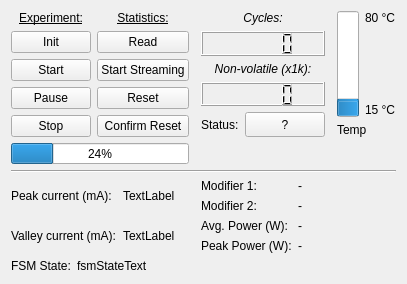
johnbatzer18/biomech_flexsea-plan, file ui/w_cycletester.ui: the form before one commit.
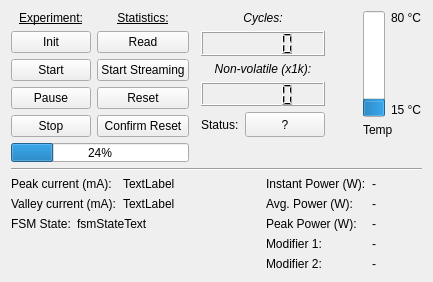
The form after the commit.

Commit message: Better CycleTester UI

```diff
--- a/ui/w_cycletester.ui
+++ b/ui/w_cycletester.ui
@@ -7,7 +7,7 @@
     <x>0</x>
     <y>0</y>
     <width>406</width>
-    <height>284</height>
+    <height>282</height>
    </rect>
   </property>
   <property name="sizePolicy">
@@ -155,7 +155,7 @@
      </property>
     </spacer>
    </item>
-   <item row="0" column="2">
+   <item row="0" column="2" colspan="2">
     <layout class="QVBoxLayout" name="verticalLayout">
      <item>
       <widget class="QLabel" name="label">
@@ -241,7 +241,7 @@
      </item>
     </layout>
    </item>
-   <item row="0" column="3">
+   <item row="0" column="4">
     <spacer name="horizontalSpacer_2">
      <property name="orientation">
       <enum>Qt::Horizontal</enum>
@@ -254,7 +254,7 @@
      </property>
     </spacer>
    </item>
-   <item row="0" column="4">
+   <item row="0" column="5">
     <layout class="QGridLayout" name="gridLayout_2">
      <item row="0" column="0" rowspan="3">
       <widget class="QProgressBar" name="progressBarTemp">
@@ -324,73 +324,120 @@
      </property>
     </widget>
    </item>
-   <item row="2" column="0" colspan="5">
+   <item row="2" column="0" colspan="6">
     <widget class="Line" name="line">
      <property name="orientation">
       <enum>Qt::Horizontal</enum>
      </property>
     </widget>
    </item>
-   <item row="3" column="0">
-    <layout class="QGridLayout" name="gridLayout_3">
-     <item row="0" column="1">
-      <widget class="QLabel" name="label_peakCurrent">
-       <property name="sizePolicy">
-        <sizepolicy hsizetype="Expanding" vsizetype="Preferred">
-         <horstretch>0</horstretch>
-         <verstretch>0</verstretch>
-        </sizepolicy>
-       </property>
-       <property name="text">
-        <string>TextLabel</string>
-       </property>
-      </widget>
+   <item row="3" column="0" colspan="3">
+    <layout class="QVBoxLayout" name="verticalLayout_2">
+     <item>
+      <layout class="QGridLayout" name="gridLayout_3">
+       <item row="0" column="0">
+        <widget class="QLabel" name="label_8">
+         <property name="sizePolicy">
+          <sizepolicy hsizetype="Minimum" vsizetype="Preferred">
+           <horstretch>0</horstretch>
+           <verstretch>0</verstretch>
+          </sizepolicy>
+         </property>
+         <property name="text">
+          <string>Peak current (mA):</string>
+         </property>
+        </widget>
+       </item>
+       <item row="1" column="0">
+        <widget class="QLabel" name="label_10">
+         <property name="sizePolicy">
+          <sizepolicy hsizetype="Minimum" vsizetype="Preferred">
+           <horstretch>0</horstretch>
+           <verstretch>0</verstretch>
+          </sizepolicy>
+         </property>
+         <property name="text">
+          <string>Valley current (mA):</string>
+         </property>
+        </widget>
+       </item>
+       <item row="1" column="1">
+        <widget class="QLabel" name="label_valleyCurrent">
+         <property name="sizePolicy">
+          <sizepolicy hsizetype="Expanding" vsizetype="Preferred">
+           <horstretch>0</horstretch>
+           <verstretch>0</verstretch>
+          </sizepolicy>
+         </property>
+         <property name="text">
+          <string>TextLabel</string>
+         </property>
+        </widget>
+       </item>
+       <item row="0" column="1">
+        <widget class="QLabel" name="label_peakCurrent">
+         <property name="sizePolicy">
+          <sizepolicy hsizetype="Expanding" vsizetype="Preferred">
+           <horstretch>0</horstretch>
+           <verstretch>0</verstretch>
+          </sizepolicy>
+         </property>
+         <property name="text">
+          <string>TextLabel</string>
+         </property>
+        </widget>
+       </item>
+      </layout>
      </item>
-     <item row="1" column="1">
-      <widget class="QLabel" name="label_valleyCurrent">
-       <property name="sizePolicy">
-        <sizepolicy hsizetype="Expanding" vsizetype="Preferred">
-         <horstretch>0</horstretch>
-         <verstretch>0</verstretch>
-        </sizepolicy>
-       </property>
-       <property name="text">
-        <string>TextLabel</string>
-       </property>
-      </widget>
+     <item>
+      <layout class="QHBoxLayout" name="horizontalLayout_2">
+       <item>
+        <widget class="QLabel" name="label_12">
+         <property name="sizePolicy">
+          <sizepolicy hsizetype="Minimum" vsizetype="Preferred">
+           <horstretch>0</horstretch>
+           <verstretch>0</verstretch>
+          </sizepolicy>
+         </property>
+         <property name="text">
+          <string>FSM State:</string>
+         </property>
+        </widget>
+       </item>
+       <item>
+        <widget class="QLabel" name="label_FSM_State">
+         <property name="sizePolicy">
+          <sizepolicy hsizetype="Expanding" vsizetype="Preferred">
+           <horstretch>0</horstretch>
+           <verstretch>0</verstretch>
+          </sizepolicy>
+         </property>
+         <property name="text">
+          <string>fsmStateText</string>
+         </property>
+        </widget>
+       </item>
+      </layout>
      </item>
-     <item row="1" column="0">
-      <widget class="QLabel" name="label_10">
-       <property name="sizePolicy">
-        <sizepolicy hsizetype="Minimum" vsizetype="Preferred">
-         <horstretch>0</horstretch>
-         <verstretch>0</verstretch>
-        </sizepolicy>
+     <item>
+      <spacer name="verticalSpacer_2">
+       <property name="orientation">
+        <enum>Qt::Vertical</enum>
        </property>
-       <property name="text">
-        <string>Valley current (mA):</string>
+       <property name="sizeHint" stdset="0">
+        <size>
+         <width>5</width>
+         <height>5</height>
+        </size>
        </property>
-      </widget>
-     </item>
-     <item row="0" column="0">
-      <widget class="QLabel" name="label_8">
-       <property name="sizePolicy">
-        <sizepolicy hsizetype="Minimum" vsizetype="Preferred">
-         <horstretch>0</horstretch>
-         <verstretch>0</verstretch>
-        </sizepolicy>
-       </property>
-       <property name="text">
-        <string>Peak current (mA):</string>
-       </property>
-      </widget>
+      </spacer>
      </item>
     </layout>
    </item>
-   <item row="3" column="2">
+   <item row="3" column="3" colspan="3">
     <layout class="QGridLayout" name="gridLayout_4">
-     <item row="2" column="0">
-      <widget class="QLabel" name="label_13">
+     <item row="0" column="0">
+      <widget class="QLabel" name="label_15">
        <property name="sizePolicy">
         <sizepolicy hsizetype="Minimum" vsizetype="Preferred">
          <horstretch>0</horstretch>
@@ -398,11 +445,11 @@
         </sizepolicy>
        </property>
        <property name="text">
-        <string>Avg. Power (W):</string>
+        <string>Instant Power (W):</string>
        </property>
       </widget>
      </item>
-     <item row="0" column="1">
+     <item row="3" column="1">
       <widget class="QLabel" name="label_mod1">
        <property name="sizePolicy">
         <sizepolicy hsizetype="Expanding" vsizetype="Preferred">
@@ -415,7 +462,20 @@
        </property>
       </widget>
      </item>
-     <item row="0" column="0">
+     <item row="4" column="1">
+      <widget class="QLabel" name="label_mod2">
+       <property name="sizePolicy">
+        <sizepolicy hsizetype="Expanding" vsizetype="Preferred">
+         <horstretch>0</horstretch>
+         <verstretch>0</verstretch>
+        </sizepolicy>
+       </property>
+       <property name="text">
+        <string>-</string>
+       </property>
+      </widget>
+     </item>
+     <item row="3" column="0">
       <widget class="QLabel" name="label_9">
        <property name="sizePolicy">
         <sizepolicy hsizetype="Minimum" vsizetype="Preferred">
@@ -428,20 +488,7 @@
        </property>
       </widget>
      </item>
-     <item row="1" column="1">
-      <widget class="QLabel" name="label_mod2">
-       <property name="sizePolicy">
-        <sizepolicy hsizetype="Expanding" vsizetype="Preferred">
-         <horstretch>0</horstretch>
-         <verstretch>0</verstretch>
-        </sizepolicy>
-       </property>
-       <property name="text">
-        <string>-</string>
-       </property>
-      </widget>
-     </item>
-     <item row="1" column="0">
+     <item row="4" column="0">
       <widget class="QLabel" name="label_11">
        <property name="sizePolicy">
         <sizepolicy hsizetype="Minimum" vsizetype="Preferred">
@@ -454,20 +501,39 @@
        </property>
       </widget>
      </item>
-     <item row="2" column="1">
-      <widget class="QLabel" name="label_cyclePower">
+     <item row="1" column="0">
+      <widget class="QLabel" name="label_13">
+       <property name="sizePolicy">
+        <sizepolicy hsizetype="Minimum" vsizetype="Preferred">
+         <horstretch>0</horstretch>
+         <verstretch>0</verstretch>
+        </sizepolicy>
+       </property>
+       <property name="text">
+        <string>Avg. Power (W):</string>
+       </property>
+      </widget>
+     </item>
+     <item row="0" column="1">
+      <widget class="QLabel" name="label_instantPower">
        <property name="sizePolicy">
         <sizepolicy hsizetype="Expanding" vsizetype="Preferred">
          <horstretch>0</horstretch>
          <verstretch>0</verstretch>
         </sizepolicy>
        </property>
+       <property name="minimumSize">
+        <size>
+         <width>50</width>
+         <height>0</height>
+        </size>
+       </property>
        <property name="text">
         <string>-</string>
        </property>
       </widget>
      </item>
-     <item row="3" column="0">
+     <item row="2" column="0">
       <widget class="QLabel" name="label_14">
        <property name="sizePolicy">
         <sizepolicy hsizetype="Minimum" vsizetype="Preferred">
@@ -480,7 +546,20 @@
        </property>
       </widget>
      </item>
-     <item row="3" column="1">
+     <item row="1" column="1">
+      <widget class="QLabel" name="label_cyclePower">
+       <property name="sizePolicy">
+        <sizepolicy hsizetype="Expanding" vsizetype="Preferred">
+         <horstretch>0</horstretch>
+         <verstretch>0</verstretch>
+        </sizepolicy>
+       </property>
+       <property name="text">
+        <string>-</string>
+       </property>
+      </widget>
+     </item>
+     <item row="2" column="1">
       <widget class="QLabel" name="label_peakPower">
        <property name="sizePolicy">
         <sizepolicy hsizetype="Expanding" vsizetype="Preferred">
@@ -495,36 +574,6 @@
      </item>
     </layout>
    </item>
-   <item row="4" column="0" colspan="3">
-    <layout class="QHBoxLayout" name="horizontalLayout_2">
-     <item>
-      <widget class="QLabel" name="label_12">
-       <property name="sizePolicy">
-        <sizepolicy hsizetype="Minimum" vsizetype="Preferred">
-         <horstretch>0</horstretch>
-         <verstretch>0</verstretch>
-        </sizepolicy>
-       </property>
-       <property name="text">
-        <string>FSM State:</string>
-       </property>
-      </widget>
-     </item>
-     <item>
-      <widget class="QLabel" name="label_FSM_State">
-       <property name="sizePolicy">
-        <sizepolicy hsizetype="Expanding" vsizetype="Preferred">
-         <horstretch>0</horstretch>
-         <verstretch>0</verstretch>
-        </sizepolicy>
-       </property>
-       <property name="text">
-        <string>fsmStateText</string>
-       </property>
-      </widget>
-     </item>
-    </layout>
-   </item>
   </layout>
  </widget>
  <resources/>
```
The commit also changes 1 other file.
